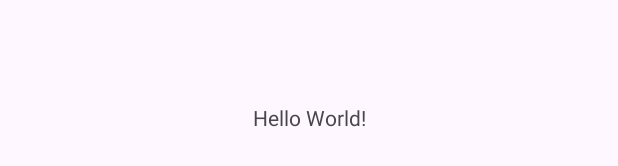
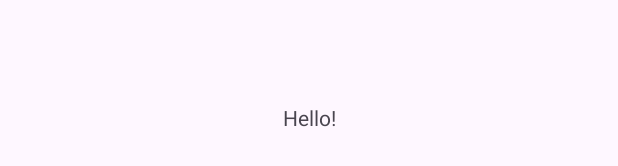
Before and after one commit to simple0ee/CapstoneFinal, an Android app: the layout activity_main.xml on its own in the app's theme, with its tools: preview values and no code run, on a phone screen of 412 x 824 dp. Shown: the part 501-667 px from the top of the screen. Run offline under Robolectric (Android 15) with nearby library versions, the phone set to English and light mode, and no system bars.

Commit message:
Hello World! -> Hello!

```diff
--- a/app/src/main/res/layout/activity_main.xml
+++ b/app/src/main/res/layout/activity_main.xml
@@ -10,7 +10,7 @@
     <TextView
         android:layout_width="wrap_content"
         android:layout_height="wrap_content"
-        android:text="Hello World!"
+        android:text="Hello!"
         app:layout_constraintBottom_toBottomOf="parent"
         app:layout_constraintEnd_toEndOf="parent"
         app:layout_constraintStart_toStartOf="parent"
```
